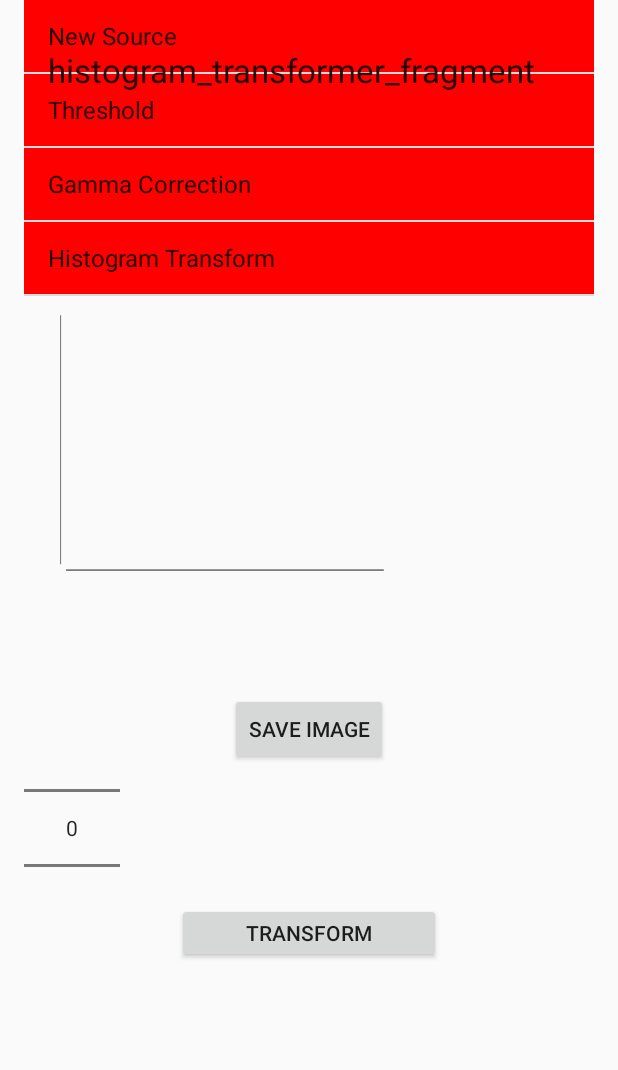
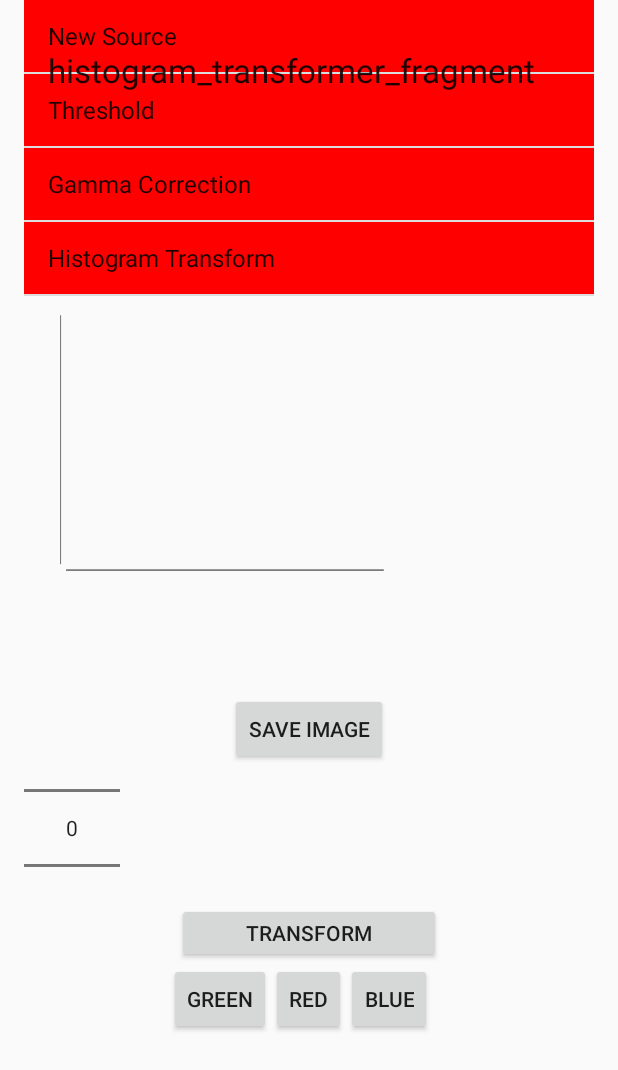
Before and after one commit to alexanderyshi/IVPSuite, an Android app: the fragment HistogramTransformer placed in its activity, after a tap on an icon or button, on a phone screen of 412 x 824 dp. Shown: the top 1070 px of the screen. Run offline under Robolectric (Android 15) with nearby library versions, the phone set to English and light mode, and no system bars; 2 statements that could not run were skipped.

Commit message:
added a colour based set of functions

```diff
--- a/app/src/main/java/ayshi/ivpsuite/HistogramTransformer.java
+++ b/app/src/main/java/ayshi/ivpsuite/HistogramTransformer.java
@@ -6,7 +6,6 @@ import android.view.View;
 import android.view.ViewGroup;
 import android.widget.Button;
 import android.widget.ImageView;
-import android.widget.NumberPicker;
 import android.widget.TextView;
 
 /**
@@ -43,19 +42,35 @@ public class HistogramTransformer extends ImageHandler {
         }
 
         final Button histogramTransformButton = (Button) rootView.findViewById(R.id.button_histogram_transform);
+        final Button redButton = (Button) rootView.findViewById(R.id.button_histogram_red);
+        final Button greenButton = (Button) rootView.findViewById(R.id.button_histogram_green);
+        final Button blueButton = (Button) rootView.findViewById(R.id.button_histogram_blue);
         saveButton = (Button) rootView.findViewById(R.id.button_save);
 
         histogramTransformButton.setOnClickListener(this);
         saveButton.setOnClickListener(this);
-        generateHistogram();
+        redButton.setOnClickListener(this);
+        greenButton.setOnClickListener(this);
+        blueButton.setOnClickListener(this);
         return rootView;
     }
 
     public void onClick(View view) {
         super.onClick(view);
-        if (view.getId() == R.id.button_gamma_correction){
-            //TODO:histogram transformer function
-            generateHistogram();
+        if (view.getId() == R.id.button_histogram_transform){
+            generateAverageIntensityHistogram();
+        }else if (view.getId() == R.id.button_histogram_red){
+            generateColourIntensityHistogram("red");
+        }else if (view.getId() == R.id.button_histogram_green){
+            generateColourIntensityHistogram("green");
+        }else if (view.getId() == R.id.button_histogram_blue){
+            generateColourIntensityHistogram("blue");
         }
+        //TODO:histogram transformer function
+//        else if (view.getId() == R.id.button_otsu){
+//            generateColourIntensityHistogram("blue");
+//        }
+
+
     }
 }
--- a/app/src/main/java/ayshi/ivpsuite/ImageHandler.java
+++ b/app/src/main/java/ayshi/ivpsuite/ImageHandler.java
@@ -115,7 +115,7 @@ public class ImageHandler extends android.app.Fragment implements View.OnClickLi
         saveBitmap();
     }
 
-    public void generateHistogram(){
+    public void generateAverageIntensityHistogram(){
         Bitmap mutableBitmap = Bitmap.createBitmap(HISTOGRAM_WIDTH, HISTOGRAM_HEIGHT, Bitmap.Config.ARGB_8888);
         Canvas mCanvas = new Canvas(mutableBitmap);
         Paint axisPaint = new Paint(Paint.ANTI_ALIAS_FLAG);
@@ -126,7 +126,7 @@ public class ImageHandler extends android.app.Fragment implements View.OnClickLi
 
         //create a collector for intensity frequency
         int[] collectorArray = new int[256];
-        int max = -1;
+
         for (int i = 0; i < byteArray.length; i++){
             int red = ((byteArray[i] >> 16) & 0xff);
             int green = ((byteArray[i] >> 8) & 0xff);
@@ -135,6 +135,61 @@ public class ImageHandler extends android.app.Fragment implements View.OnClickLi
             collectorArray[newValue]++;
         }
 
+        //TODO: set maximum y axis value based on the total number of pixels, making the amounts absolute instead of relative
+        int max = -1;
+        //find max value
+        for (int i = 0; i <255; i++){
+            max = collectorArray[i] > max ? collectorArray[i] : max;
+        }
+
+        //TODO: add smaller lines to help with frequency / bin estimation
+        //bin line
+        mCanvas.drawLine((float)10, (float)HISTOGRAM_HEIGHT - 1, (float)10+255*2, (float)HISTOGRAM_HEIGHT - 1, axisPaint);
+        //frequency line
+        mCanvas.drawLine((float)1, (float)HISTOGRAM_HEIGHT - 10, (float)1, (float)HISTOGRAM_HEIGHT - (10+400), axisPaint);
+
+
+        for (int i = 0; i <255; i++){
+            float startX = (float)(10 + 2*i);
+            float startY = (float) (HISTOGRAM_HEIGHT - 10);
+            float stopX = (float)(10 + 2*i);
+            float stopY = (float) (HISTOGRAM_HEIGHT - (10 + collectorArray[i] * 400.0 / max));
+            mCanvas.drawLine(startX, startY, stopX, stopY, histogramPaint);
+        }
+        imagePreview.setImageBitmap(mutableBitmap);
+    }
+
+    public void generateColourIntensityHistogram(String colour){
+        Bitmap mutableBitmap = Bitmap.createBitmap(HISTOGRAM_WIDTH, HISTOGRAM_HEIGHT, Bitmap.Config.ARGB_8888);
+        Canvas mCanvas = new Canvas(mutableBitmap);
+        Paint axisPaint = new Paint(Paint.ANTI_ALIAS_FLAG);
+        axisPaint.setStrokeWidth(axisPaint.getStrokeWidth()*(float)1.5);
+        Paint histogramPaint = new Paint(Paint.ANTI_ALIAS_FLAG);
+
+        int offset = -1;
+        if (colour.equals("red")) {
+            offset = 16;
+            histogramPaint.setARGB(255,200,100,100);
+        }if (colour.equals("green")) {
+            offset = 8;
+            histogramPaint.setARGB(255,100,200,100);
+        }if (colour.equals("blue")) {
+            offset = 0;
+            histogramPaint.setARGB(255,100,100,200);
+        }
+
+        if (offset==-1){
+            Toast.makeText(getActivity().getBaseContext(), "Colour offset not received properly", Toast.LENGTH_LONG).show();
+            return;
+        }
+        //create a collector for intensity frequency
+        int[] collectorArray = new int[256];
+        for (int i = 0; i < byteArray.length; i++){
+            int value = ((byteArray[i] >> offset) & 0xff);
+            collectorArray[value]++;
+        }
+
+        int max = -1;
         //find max value
         for (int i = 0; i <255; i++){
             max = collectorArray[i] > max ? collectorArray[i] : max;
--- a/app/src/main/res/layout/histogram_transformer_item_detail.xml
+++ b/app/src/main/res/layout/histogram_transformer_item_detail.xml
@@ -52,4 +52,31 @@
         android:layout_below="@+id/image_preview"
         android:layout_alignParentStart="true" />
 
+    <Button
+        style="?android:attr/buttonStyleSmall"
+        android:layout_width="wrap_content"
+        android:layout_height="wrap_content"
+        android:text="Red"
+        android:id="@+id/button_histogram_red"
+        android:layout_below="@+id/button_histogram_transform"
+        android:layout_centerHorizontal="true" />
+
+    <Button
+        style="?android:attr/buttonStyleSmall"
+        android:layout_width="wrap_content"
+        android:layout_height="wrap_content"
+        android:text="Green"
+        android:id="@+id/button_histogram_green"
+        android:layout_below="@+id/button_histogram_transform"
+        android:layout_toStartOf="@+id/button_histogram_red" />
+
+    <Button
+        style="?android:attr/buttonStyleSmall"
+        android:layout_width="wrap_content"
+        android:layout_height="wrap_content"
+        android:text="Blue"
+        android:id="@+id/button_histogram_blue"
+        android:layout_below="@+id/button_histogram_transform"
+        android:layout_toEndOf="@+id/button_histogram_red" />
+
 </RelativeLayout>
```
